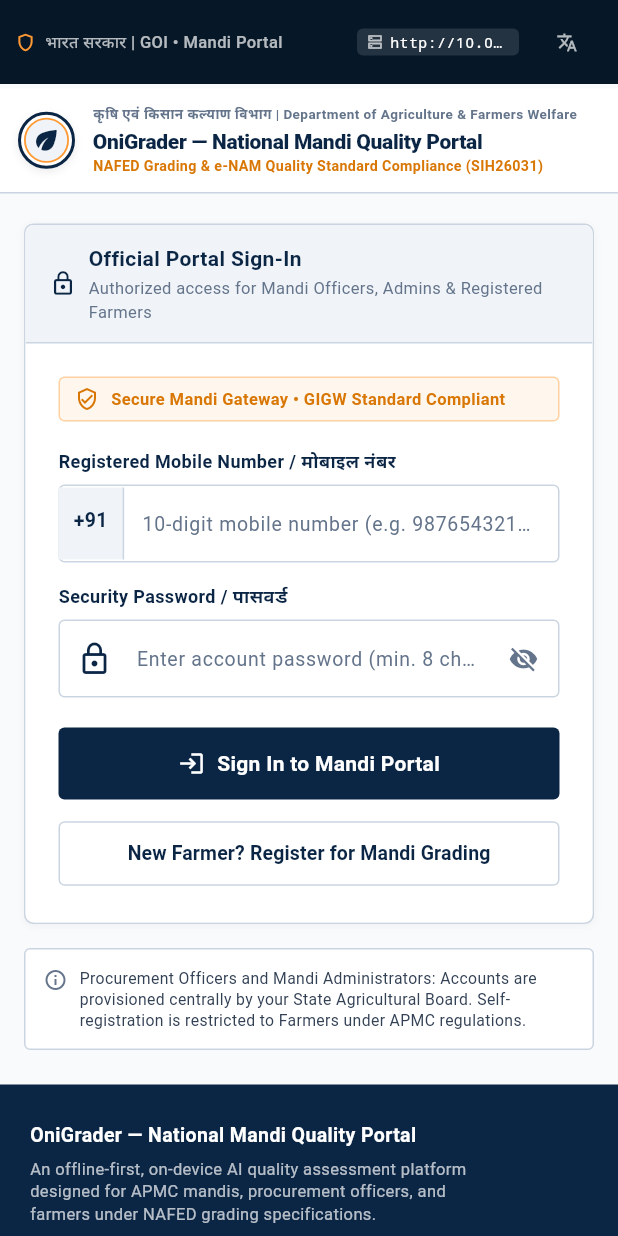
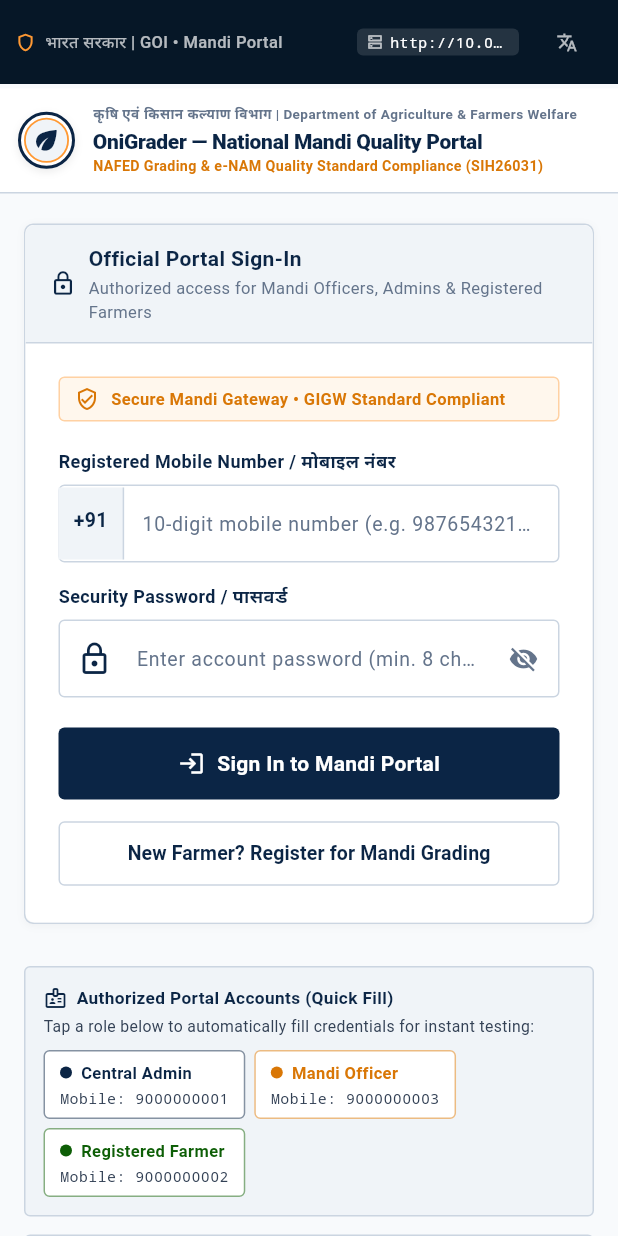
Before and after one commit to dikshadewangan21/OniGradeX, a Flutter app: the screen it shows after launch, on a phone screen of 412 x 824 dp. Run offline on Flutter 3.47's test engine with Material 3 defaults, Android fonts, the phone set to English and light mode, and no system bars; our stand-ins replace connectivity_plus, dio, flutter_secure_storage, geolocator, image_picker, printing and 2 more; missing offline and left inert: tflite_flutter; accounts and stored records are empty.

Commit message:
Fix login root causes: normalize phone numbers, fix test connection override, add authorized portal quick-fill panel

```diff
--- a/app/lib/screens/auth_screen.dart
+++ b/app/lib/screens/auth_screen.dart
@@ -29,6 +29,18 @@
     super.dispose();
   }
 
+  String _normalizePhone(String raw) {
+    var p = raw.replaceAll(RegExp(r'[\s\-\(\)]'), '');
+    if (p.startsWith('+91')) {
+      p = p.substring(3);
+    } else if (p.startsWith('91') && p.length == 12) {
+      p = p.substring(2);
+    } else if (p.startsWith('0') && p.length == 11) {
+      p = p.substring(1);
+    }
+    return p;
+  }
+
   Future<void> _submit() async {
     if (!_form.currentState!.validate()) return;
     final s = context.read<AppState>();
@@ -37,7 +49,7 @@
       _error = null;
     });
 
-    final phoneClean = _phone.text.trim();
+    final phoneClean = _normalizePhone(_phone.text.trim());
     final pwClean = _pw.text;
 
     try {
@@ -56,6 +68,55 @@
     } finally {
       if (mounted) setState(() => _busy = false);
     }
+  }
+
+  Widget _roleChip({
+    required String label,
+    required String phone,
+    required String password,
+    required Color color,
+  }) {
+    return InkWell(
+      onTap: () {
+        setState(() {
+          _register = false;
+          _phone.text = phone;
+          _pw.text = password;
+          _error = null;
+        });
+      },
+      borderRadius: BorderRadius.circular(4),
+      child: Container(
+        padding: const EdgeInsets.symmetric(horizontal: 10, vertical: 6),
+        decoration: BoxDecoration(
+          color: Colors.white,
+          borderRadius: BorderRadius.circular(4),
+          border: Border.all(color: color.withOpacity(0.5)),
+        ),
+        child: Column(
+          crossAxisAlignment: CrossAxisAlignment.start,
+          children: [
+            Row(
+              mainAxisSize: MainAxisSize.min,
+              children: [
+                Container(
+                  width: 8,
+                  height: 8,
+                  decoration: BoxDecoration(color: color, shape: BoxShape.circle),
+                ),
+                const SizedBox(width: 6),
+                Text(label, style: TextStyle(fontSize: 11, fontWeight: FontWeight.w700, color: color)),
+              ],
+            ),
+            const SizedBox(height: 2),
+            Text(
+              'Mobile: $phone',
+              style: const TextStyle(fontSize: 10, color: GovColors.textSecondary, fontFamily: 'monospace'),
+            ),
+          ],
+        ),
+      ),
+    );
   }
 
   @override
@@ -134,9 +195,9 @@
                                     contentPadding: const EdgeInsets.symmetric(horizontal: 12, vertical: 14),
                                   ),
                                   validator: (v) {
-                                    final val = v?.trim() ?? '';
+                                    final val = _normalizePhone(v?.trim() ?? '');
                                     if (val.isEmpty) return 'Mobile number is required';
-                                    if (!RegExp(r'^\+?[0-9]{10,15}$').hasMatch(val)) {
+                                    if (!RegExp(r'^[0-9]{10}$').hasMatch(val)) {
                                       return 'Enter valid 10-digit mobile number';
                                     }
                                     return null;
@@ -280,6 +341,63 @@
                             ),
                           ),
                         ),
+                        const SizedBox(height: 12),
+
+                        // Authorized Portal Accounts Quick-Fill card
+                        Container(
+                          padding: const EdgeInsets.all(12),
+                          decoration: BoxDecoration(
+                            color: GovColors.navySurface,
+                            borderRadius: BorderRadius.circular(4),
+                            border: Border.all(color: GovColors.border),
+                          ),
+                          child: Column(
+                            crossAxisAlignment: CrossAxisAlignment.start,
+                            children: [
+                              const Row(
+                                children: [
+                                  Icon(Icons.badge_outlined, size: 16, color: GovColors.navy),
+                                  SizedBox(width: 6),
+                                  Text(
+                                    'Authorized Portal Accounts (Quick Fill)',
+                                    style: TextStyle(fontWeight: FontWeight.w700, fontSize: 11.5, color: GovColors.navy),
+                                  ),
+                                ],
+                              ),
+                              const SizedBox(height: 4),
+                              const Text(
+                                'Tap a role below to automatically fill credentials for instant testing:',
+                                style: TextStyle(fontSize: 10.5, color: GovColors.textSecondary),
+                              ),
+                              const SizedBox(height: 8),
+                              Wrap(
+                                spacing: 6,
+                                runSpacing: 6,
+                                children: [
+                                  _roleChip(
+                                    label: 'Central Admin',
+                                    phone: '9000000001',
+                                    password: 'adminpassword123',
+                                    color: GovColors.navy,
+                                  ),
+                                  _roleChip(
+                                    label: 'Mandi Officer',
+                                    phone: '9000000003',
+                                    password: 'officerpassword123',
+                                    color: GovColors.saffronDark,
+                                  ),
+                                  _roleChip(
+                                    label: 'Registered Farmer',
+                                    phone: '9000000002',
+                                    password: 'farmerpassword123',
+                                    color: GovColors.greenDark,
+                                  ),
+                                ],
+                              ),
+                            ],
+                          ),
+                        ),
+                        const SizedBox(height: 12),
 
                         // Official security notice card
                         Container(
```
Also changed, not shown: app/lib/data/api_client.dart (+9 -2 lines), app/lib/widgets/gov_ui.dart (+12 -3 lines), 2 other files.
